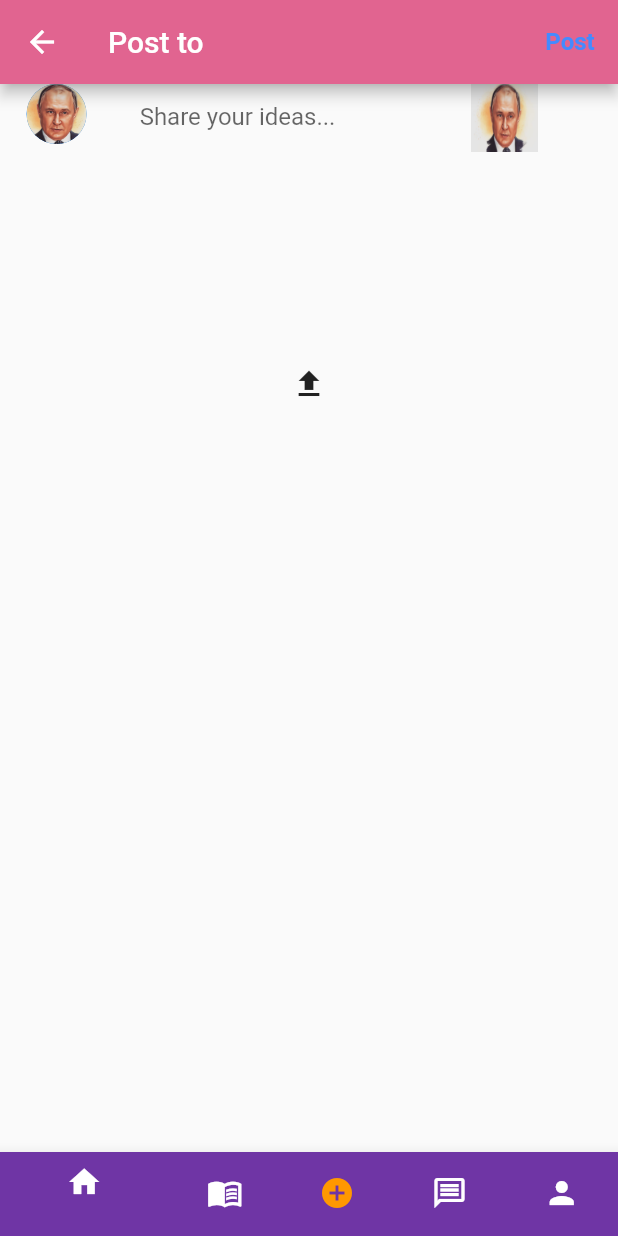
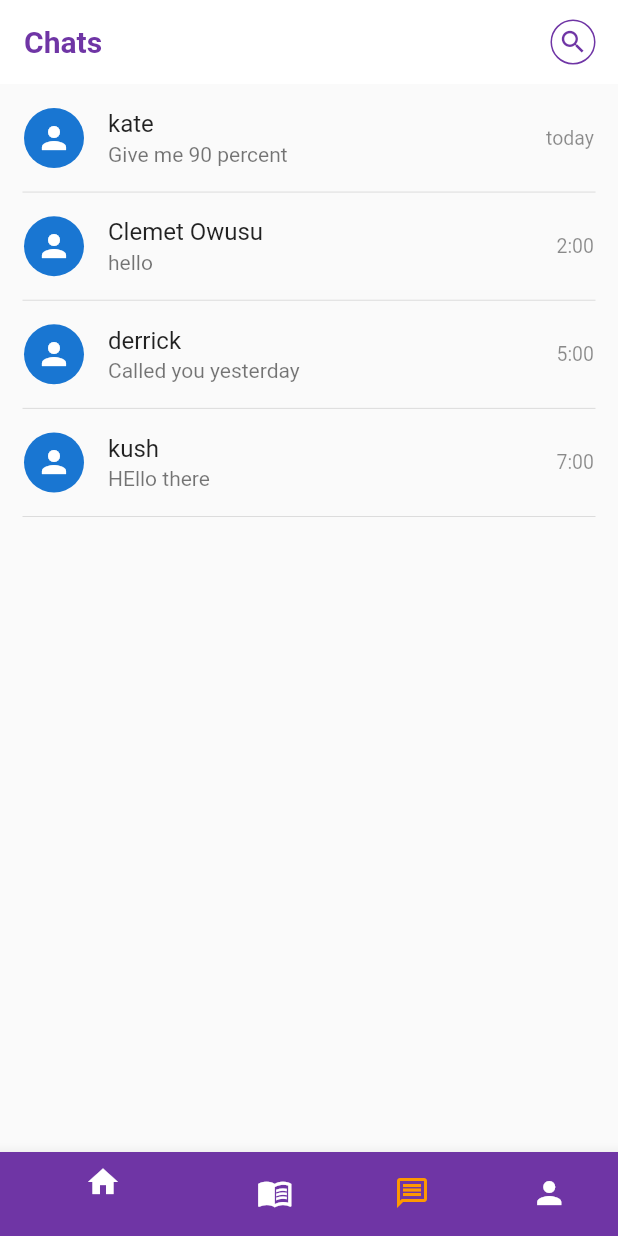
Before and after one commit to kelvin-kush/sedweb, a Flutter app: the screen it shows after launch, item 3 of the bottom bar chosen, on a phone screen of 412 x 824 dp. Run offline on Flutter 3.47's test engine with Material 2 defaults, Android fonts, the phone set to English and light mode, and no system bars; our stand-ins replace cached_network_image, cloud_firestore, firebase_auth, firebase_core, firebase_database, firebase_storage and 4 more; accounts and stored records are empty.

Commit message:
feature : chat

```diff
--- /dev/null
+++ b/lib/Screens/Home/chats/chat.dart
@@ -0,0 +1,64 @@
+import 'package:flutter/material.dart';
+import 'package:sedweb/Screens/Home/chats/components/chat_card.dart';
+import 'package:sedweb/Screens/Home/chats/search_user.dart';
+import 'package:sedweb/constraints.dart';
+
+class Chats extends StatefulWidget {
+  const Chats({Key? key}) : super(key: key);
+
+  @override
+  State<Chats> createState() => _ChatsState();
+}
+
+class _ChatsState extends State<Chats> {
+  @override
+  Widget build(BuildContext context) {
+    return Scaffold(
+      appBar: AppBar(
+        title: const Text(
+          'Chats',
+        ),
+        actions: [
+          Padding(
+            padding: const EdgeInsets.only(right: 15),
+            child: Container(
+              decoration: BoxDecoration(
+                  shape: BoxShape.circle,
+                  border: Border.all(color: kPrimaryColor)),
+              height: 30,
+              width: 30,
+              child: TextButton(
+                onPressed: () {
+                  Navigator.push(context, MaterialPageRoute(builder: (context)=>SearchUser()
+                ));
+                },
+                child: const Icon(
+                  Icons.search,
+                  size: 20,
+                  color: kPrimaryColor,
+                ),
+                style: TextButton.styleFrom(padding: EdgeInsets.zero),
+              ),
+            ),
+          ),
+        ],
+      ),
+      body: ListView.builder(
+          itemCount: randomData.length,
+          itemBuilder: ((context, index) {
+            return ChatCard(
+              username: randomData[index][0],
+              messageDate: randomData[index][2],
+              lastMessage: randomData[index][1],
+            );
+          })),
+    );
+  }
+}
+
+final randomData = [
+  ['kate', 'Give me 90 percent', 'today'],
+  ['Clemet Owusu', 'hello', '2:00'],
+  ['derrick', 'Called you yesterday', '5:00'],
+  ['kush', 'HEllo there', '7:00'],
+];
--- /dev/null
+++ b/lib/Screens/Home/chats/components/chat_card.dart
@@ -0,0 +1,53 @@
+import 'package:flutter/material.dart';
+import 'package:sedweb/Screens/Home/chats/chat_screen.dart';
+
+class ChatCard extends StatelessWidget {
+  const ChatCard(
+      {Key? key,
+      required this.username,
+      this.lastMessage,
+      this.messageDate,
+      this.profileImage})
+      : super(key: key);
+  final String? profileImage;
+  final String username;
+  final String? lastMessage;
+  final String? messageDate;
+  @override
+  Widget build(BuildContext context) {
+    return Column(
+      mainAxisSize: MainAxisSize.min,
+      children: [
+        ListTile(
+          onTap: () {
+            Navigator.push(
+              context,
+              MaterialPageRoute(
+                  builder: (context) => ChatScreen(
+                        username: username,
+                      )),
+            );
+          },
+          leading: const CircleAvatar(
+            child: Icon(Icons.person),
+          ),
+          title: Text(username),
+          subtitle: lastMessage != null ? Text(lastMessage!) : null,
+          trailing: lastMessage != null
+              ? Text(
+                  messageDate!,
+                  style: const TextStyle(fontSize: 13, color: Colors.black45),
+                )
+              : null,
+        ),
+        const Padding(
+          padding: EdgeInsets.symmetric(horizontal: 15.0),
+          child: Divider(
+            color: Colors.black12,
+            height: 0.1,
+          ),
+        )
+      ],
+    );
+  }
+}
--- a/lib/Screens/Home/homescreen.dart
+++ b/lib/Screens/Home/homescreen.dart
@@ -1,5 +1,6 @@
 import 'package:flutter/cupertino.dart';
 import 'package:sedweb/Screens/Home/Feed/feed.dart';
+import 'package:sedweb/Screens/Home/chats/chat.dart';
 import 'package:sedweb/Screens/Login/Components/background.dart';
 import 'package:sedweb/Screens/add_post_screen.dart';
 import 'package:sedweb/components/Rounded_button.dart';
@@ -27,8 +28,7 @@ class _HomescreenState extends State<Homescreen> {
   List<Widget> homeScreenItems = [
     Feed(),
     Text('search'),
-    AddPostScreen(),
-    Text('notif'),
+    const Chats(),
     Text('profile'),
   ];
 
@@ -57,7 +57,7 @@ class _HomescreenState extends State<Homescreen> {
           ),
           BottomNavigationBarItem(
             icon: Icon(
-              Icons.add_circle,
+              Icons.message_outlined,
               color: _page == 2 ? Colors.orange : primaryColor,
             ),
             label: '',
@@ -65,16 +65,8 @@ class _HomescreenState extends State<Homescreen> {
           ),
           BottomNavigationBarItem(
             icon: Icon(
-              Icons.message_outlined,
+              Icons.person,
               color: _page == 3 ? Colors.orange : primaryColor,
-            ),
-            label: '',
-            backgroundColor: kPrimaryColor,
-          ),
-          BottomNavigationBarItem(
-            icon: Icon(
-              Icons.person,
-              color: _page == 4 ? Colors.orange : primaryColor,
             ),
             label: '',
             backgroundColor: primaryColor,
--- a/lib/main.dart
+++ b/lib/main.dart
@@ -1,28 +1,23 @@
-import 'package:firebase_auth/firebase_auth.dart';
 import 'package:firebase_core/firebase_core.dart';
 import 'package:flutter/foundation.dart';
 import 'package:flutter/material.dart';
 import 'package:sedweb/Screens/Home/homescreen.dart';
-import 'package:sedweb/Screens/Login/login_screen.dart';
-import 'package:sedweb/Screens/SignUp/signup.dart';
-import 'package:sedweb/Screens/welcome/welcome.dart';
-import 'package:sedweb/resources/auth_methods.dart';
-import 'package:sedweb/utils/colors.dart';
+import 'package:sedweb/components/constraints.dart';
+
 
 Future<void> main() async {
   WidgetsFlutterBinding.ensureInitialized();
-  if (kIsWeb) {
-    await Firebase.initializeApp(
-      options: const FirebaseOptions(
-          apiKey: "AIzaSyALOc_iVXTs8_ogJl2Gx2SV6LZ0T9A8wLE",
-          appId: "1:212207593132:web:389a951416e776977fe109",
-          messagingSenderId: "212207593132",
-          projectId: "sedweb-34b77",
-          storageBucket: "sedweb-34b77.appspot.com"),
-    );
-  }
-  // await Firebase.initializeApp().then((value) => Get.put(AuthController()));
-
+  // if (kIsWeb) {
+  //   await Firebase.initializeApp(
+  //     options: const FirebaseOptions(
+  //         apiKey: "AIzaSyALOc_iVXTs8_ogJl2Gx2SV6LZ0T9A8wLE",
+  //         appId: "1:212207593132:web:389a951416e776977fe109",
+  //         messagingSenderId: "212207593132",
+  //         projectId: "sedweb-34b77",
+  //         storageBucket: "sedweb-34b77.appspot.com"),
+  //   );
+  // }
+  await Firebase.initializeApp();
   runApp(const MyApp());
 }
 
@@ -40,7 +35,13 @@ class MyApp extends StatelessWidget {
       //  home: ResponsiveLayout(
       //  webScreenLayout: WebScreenLayout(),
       //  mobileScreenLayout: MobileScreenLayout()),
-
+      theme: ThemeData(
+          appBarTheme: const AppBarTheme(
+        backgroundColor: Colors.white,
+        elevation: 0,
+        titleTextStyle: TextStyle(
+            color: kPrimaryColor, fontWeight: FontWeight.bold, fontSize: 20),
+      )),
       home: Homescreen(),
     );
   }
--- a/pubspec.yaml
+++ b/pubspec.yaml
@@ -42,6 +42,9 @@ dependencies:
   # Use with the CupertinoIcons class for iOS style icons.
   cupertino_icons: ^1.0.2
   image_picker: ^0.8.4+4
+  cached_network_image: ^3.2.0
+  grouped_list: ^5.1.2
+  firebase_database: ^9.0.18
 
 dev_dependencies:
   flutter_test:
```
Also changed, not shown: lib/Screens/Home/Feed/feed.dart (+7 -6 lines), lib/Screens/Home/chats/chat_screen.dart (added, +267 -0 lines), lib/Screens/Home/chats/components/message_card.dart (added, +172 -0 lines), lib/Screens/Home/chats/components/view_chat_image.dart (added, +24 -0 lines), lib/Screens/Home/chats/search_user.dart (added, +32 -0 lines), lib/models/chart_message.dart (added, +19 -0 lines), lib/provider/chat_provider.dart (added, +45 -0 lines), pubspec.lock.
